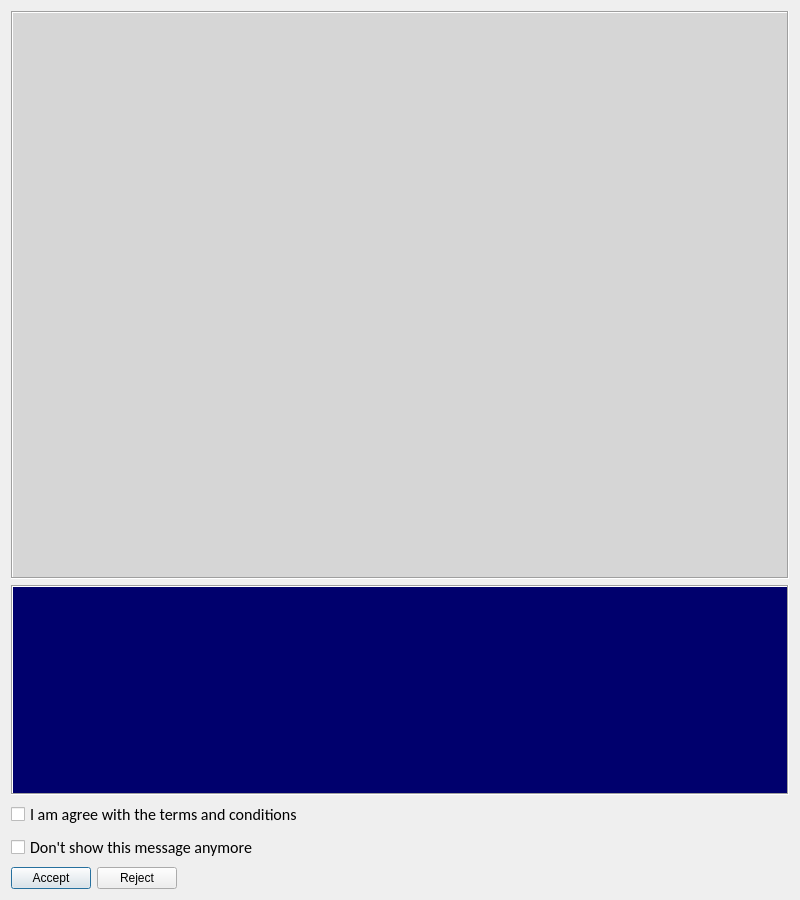
The window that common/gui/forms/license_window.ui (FedorIvanov37/sv-terminal) describes before a commit, drawn with Qt 5.
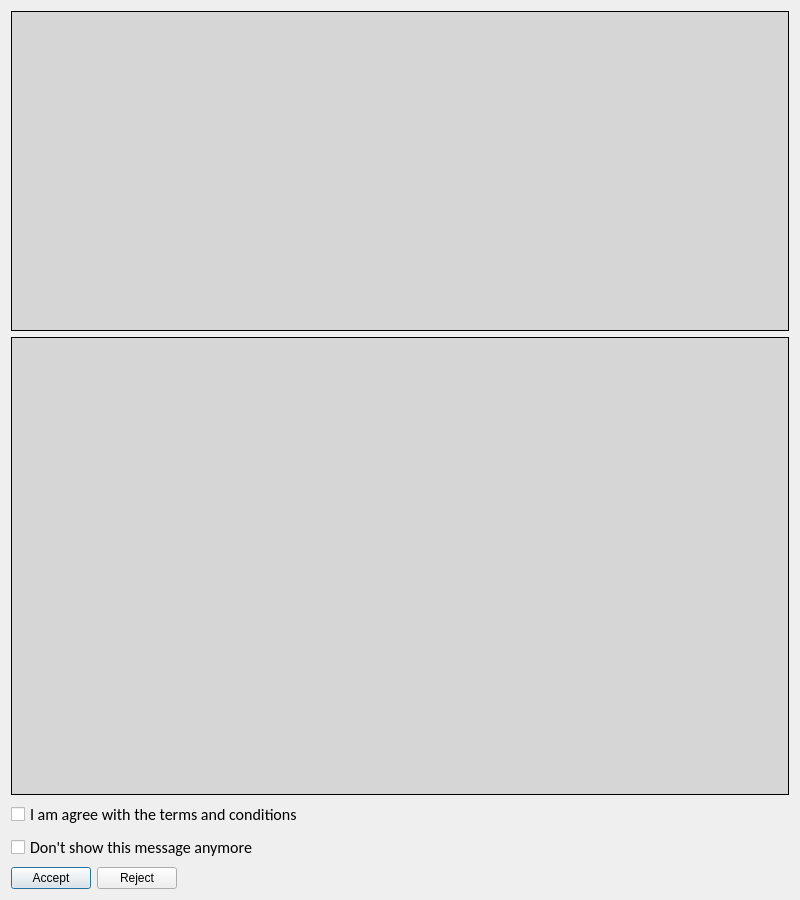
The same window after the commit. Icons and pictures are not drawn.

Commit message: Window "About" renovation

```diff
--- a/common/gui/forms/license_window.ui
+++ b/common/gui/forms/license_window.ui
@@ -37,7 +37,38 @@
   <property name="modal">
    <bool>true</bool>
   </property>
-  <layout class="QGridLayout" name="gridLayout">
+  <layout class="QGridLayout" name="gridLayout_2">
+   <item row="3" column="0">
+    <layout class="QHBoxLayout" name="horizontalLayout">
+     <item>
+      <widget class="QPushButton" name="ButtonAccept">
+       <property name="text">
+        <string>Accept</string>
+       </property>
+      </widget>
+     </item>
+     <item>
+      <widget class="QPushButton" name="ButtonReject">
+       <property name="text">
+        <string>Reject</string>
+       </property>
+      </widget>
+     </item>
+     <item>
+      <spacer name="horizontalSpacer">
+       <property name="orientation">
+        <enum>Qt::Horizontal</enum>
+       </property>
+       <property name="sizeHint" stdset="0">
+        <size>
+         <width>40</width>
+         <height>20</height>
+        </size>
+       </property>
+      </spacer>
+     </item>
+    </layout>
+   </item>
    <item row="1" column="0">
     <widget class="QTextEdit" name="InfoBoard">
      <property name="palette">
@@ -92,6 +123,9 @@
      <property name="frameShape">
       <enum>QFrame::Box</enum>
      </property>
+     <property name="frameShadow">
+      <enum>QFrame::Plain</enum>
+     </property>
      <property name="verticalScrollBarPolicy">
       <enum>Qt::ScrollBarAlwaysOff</enum>
      </property>
@@ -125,38 +159,7 @@
      </property>
     </widget>
    </item>
-   <item row="4" column="0">
-    <layout class="QHBoxLayout" name="horizontalLayout">
-     <item>
-      <widget class="QPushButton" name="ButtonAccept">
-       <property name="text">
-        <string>Accept</string>
-       </property>
-      </widget>
-     </item>
-     <item>
-      <widget class="QPushButton" name="ButtonReject">
-       <property name="text">
-        <string>Reject</string>
-       </property>
-      </widget>
-     </item>
-     <item>
-      <spacer name="horizontalSpacer">
-       <property name="orientation">
-        <enum>Qt::Horizontal</enum>
-       </property>
-       <property name="sizeHint" stdset="0">
-        <size>
-         <width>40</width>
-         <height>20</height>
-        </size>
-       </property>
-      </spacer>
-     </item>
-    </layout>
-   </item>
-   <item row="3" column="0">
+   <item row="2" column="0">
     <layout class="QVBoxLayout" name="verticalLayout">
      <item>
       <widget class="QCheckBox" name="CheckBoxAgreement">
@@ -186,126 +189,176 @@
      </item>
     </layout>
    </item>
-   <item row="2" column="0">
-    <widget class="QTextEdit" name="LogoContainer">
-     <property name="sizePolicy">
-      <sizepolicy hsizetype="Expanding" vsizetype="Fixed">
-       <horstretch>0</horstretch>
-       <verstretch>0</verstretch>
-      </sizepolicy>
-     </property>
-     <property name="minimumSize">
-      <size>
-       <width>0</width>
-       <height>210</height>
-      </size>
-     </property>
-     <property name="maximumSize">
-      <size>
-       <width>16777215</width>
-       <height>210</height>
-      </size>
-     </property>
+   <item row="0" column="0">
+    <widget class="QFrame" name="frame">
      <property name="palette">
       <palette>
        <active>
-        <colorrole role="Text">
+        <colorrole role="Button">
          <brush brushstyle="SolidPattern">
           <color alpha="255">
-           <red>255</red>
-           <green>255</green>
-           <blue>255</blue>
+           <red>214</red>
+           <green>214</green>
+           <blue>214</blue>
           </color>
          </brush>
         </colorrole>
         <colorrole role="Base">
          <brush brushstyle="SolidPattern">
           <color alpha="255">
-           <red>0</red>
-           <green>0</green>
-           <blue>109</blue>
+           <red>214</red>
+           <green>214</green>
+           <blue>214</blue>
+          </color>
+         </brush>
+        </colorrole>
+        <colorrole role="Window">
+         <brush brushstyle="SolidPattern">
+          <color alpha="255">
+           <red>214</red>
+           <green>214</green>
+           <blue>214</blue>
           </color>
          </brush>
         </colorrole>
        </active>
        <inactive>
-        <colorrole role="Text">
+        <colorrole role="Button">
          <brush brushstyle="SolidPattern">
           <color alpha="255">
-           <red>255</red>
-           <green>255</green>
-           <blue>255</blue>
+           <red>214</red>
+           <green>214</green>
+           <blue>214</blue>
           </color>
          </brush>
         </colorrole>
         <colorrole role="Base">
          <brush brushstyle="SolidPattern">
           <color alpha="255">
-           <red>0</red>
-           <green>0</green>
-           <blue>109</blue>
+           <red>214</red>
+           <green>214</green>
+           <blue>214</blue>
+          </color>
+         </brush>
+        </colorrole>
+        <colorrole role="Window">
+         <brush brushstyle="SolidPattern">
+          <color alpha="255">
+           <red>214</red>
+           <green>214</green>
+           <blue>214</blue>
           </color>
          </brush>
         </colorrole>
        </inactive>
        <disabled>
-        <colorrole role="Text">
+        <colorrole role="Button">
          <brush brushstyle="SolidPattern">
           <color alpha="255">
-           <red>120</red>
-           <green>120</green>
-           <blue>120</blue>
+           <red>214</red>
+           <green>214</green>
+           <blue>214</blue>
           </color>
          </brush>
         </colorrole>
         <colorrole role="Base">
          <brush brushstyle="SolidPattern">
           <color alpha="255">
-           <red>240</red>
-           <green>240</green>
-           <blue>240</blue>
+           <red>214</red>
+           <green>214</green>
+           <blue>214</blue>
+          </color>
+         </brush>
+        </colorrole>
+        <colorrole role="Window">
+         <brush brushstyle="SolidPattern">
+          <color alpha="255">
+           <red>214</red>
+           <green>214</green>
+           <blue>214</blue>
           </color>
          </brush>
         </colorrole>
        </disabled>
       </palette>
      </property>
-     <property name="font">
-      <font>
-       <family>Courier New</family>
-       <pointsize>12</pointsize>
-       <weight>75</weight>
-       <bold>true</bold>
-      </font>
-     </property>
-     <property name="inputMethodHints">
-      <set>Qt::ImhNone</set>
+     <property name="styleSheet">
+      <string notr="true">background-color: rgb(214, 214, 214);</string>
      </property>
      <property name="frameShape">
       <enum>QFrame::Box</enum>
      </property>
-     <property name="verticalScrollBarPolicy">
-      <enum>Qt::ScrollBarAlwaysOff</enum>
+     <property name="frameShadow">
+      <enum>QFrame::Plain</enum>
      </property>
-     <property name="horizontalScrollBarPolicy">
-      <enum>Qt::ScrollBarAlwaysOff</enum>
-     </property>
-     <property name="undoRedoEnabled">
-      <bool>false</bool>
-     </property>
-     <property name="html">
-      <string>&lt;!DOCTYPE HTML PUBLIC &quot;-//W3C//DTD HTML 4.0//EN&quot; &quot;http://www.w3.org/TR/REC-html40/strict.dtd&quot;&gt;
-&lt;html&gt;&lt;head&gt;&lt;meta name=&quot;qrichtext&quot; content=&quot;1&quot; /&gt;&lt;style type=&quot;text/css&quot;&gt;
-p, li { white-space: pre-wrap; }
-&lt;/style&gt;&lt;/head&gt;&lt;body style=&quot; font-family:'Courier New'; font-size:12pt; font-weight:600; font-style:normal;&quot;&gt;
-&lt;p style=&quot;-qt-paragraph-type:empty; margin-top:0px; margin-bottom:0px; margin-left:0px; margin-right:0px; -qt-block-indent:0; text-indent:0px; font-weight:400;&quot;&gt;&lt;br /&gt;&lt;/p&gt;&lt;/body&gt;&lt;/html&gt;</string>
-     </property>
-     <property name="acceptRichText">
-      <bool>false</bool>
-     </property>
-     <property name="textInteractionFlags">
-      <set>Qt::TextSelectableByKeyboard|Qt::TextSelectableByMouse</set>
-     </property>
+     <layout class="QGridLayout" name="gridLayout">
+      <item row="0" column="0">
+       <spacer name="horizontalSpacer_2">
+        <property name="orientation">
+         <enum>Qt::Horizontal</enum>
+        </property>
+        <property name="sizeHint" stdset="0">
+         <size>
+          <width>222</width>
+          <height>20</height>
+         </size>
+        </property>
+       </spacer>
+      </item>
+      <item row="0" column="1">
+       <widget class="QLabel" name="LogoLabel">
+        <property name="sizePolicy">
+         <sizepolicy hsizetype="Fixed" vsizetype="Fixed">
+          <horstretch>0</horstretch>
+          <verstretch>0</verstretch>
+         </sizepolicy>
+        </property>
+        <property name="minimumSize">
+         <size>
+          <width>300</width>
+          <height>300</height>
+         </size>
+        </property>
+        <property name="maximumSize">
+         <size>
+          <width>300</width>
+          <height>300</height>
+         </size>
+        </property>
+        <property name="frameShape">
+         <enum>QFrame::NoFrame</enum>
+        </property>
+        <property name="frameShadow">
+         <enum>QFrame::Plain</enum>
+        </property>
+        <property name="text">
+         <string/>
+        </property>
+        <property name="pixmap">
+         <pixmap>../../data/style/triforce_signed.png</pixmap>
+        </property>
+        <property name="scaledContents">
+         <bool>true</bool>
+        </property>
+        <property name="alignment">
+         <set>Qt::AlignCenter</set>
+        </property>
+       </widget>
+      </item>
+      <item row="0" column="2">
+       <spacer name="horizontalSpacer_3">
+        <property name="orientation">
+         <enum>Qt::Horizontal</enum>
+        </property>
+        <property name="sizeHint" stdset="0">
+         <size>
+          <width>222</width>
+          <height>20</height>
+         </size>
+        </property>
+       </spacer>
+      </item>
+     </layout>
     </widget>
    </item>
   </layout>
```
The commit also changes 11 other files.
